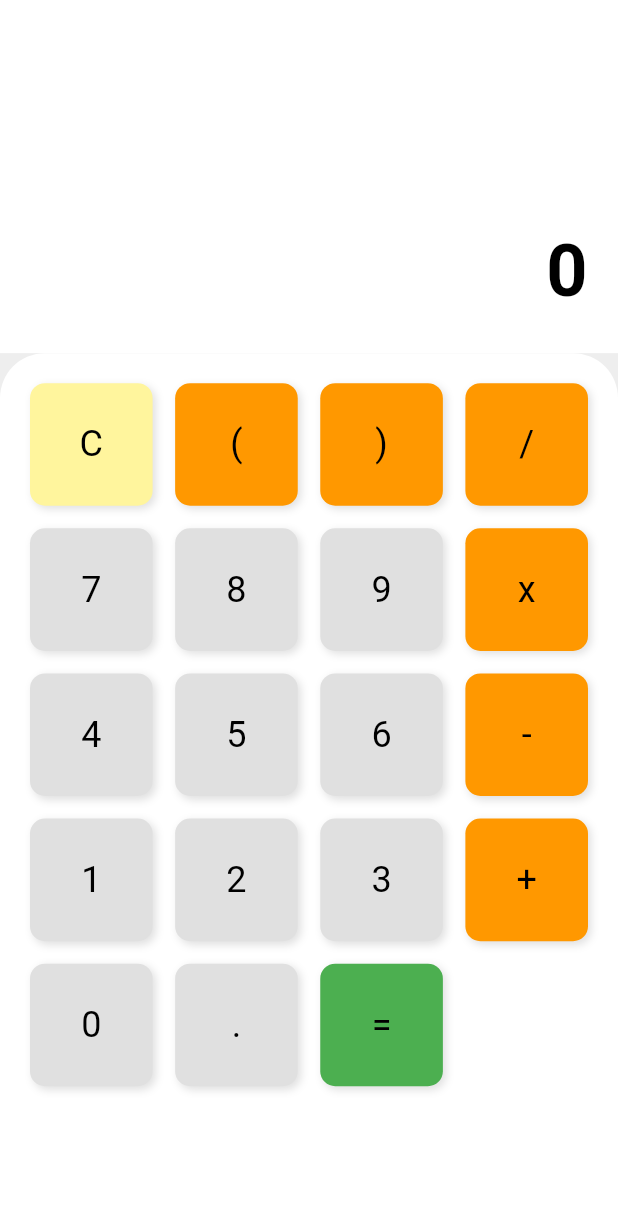
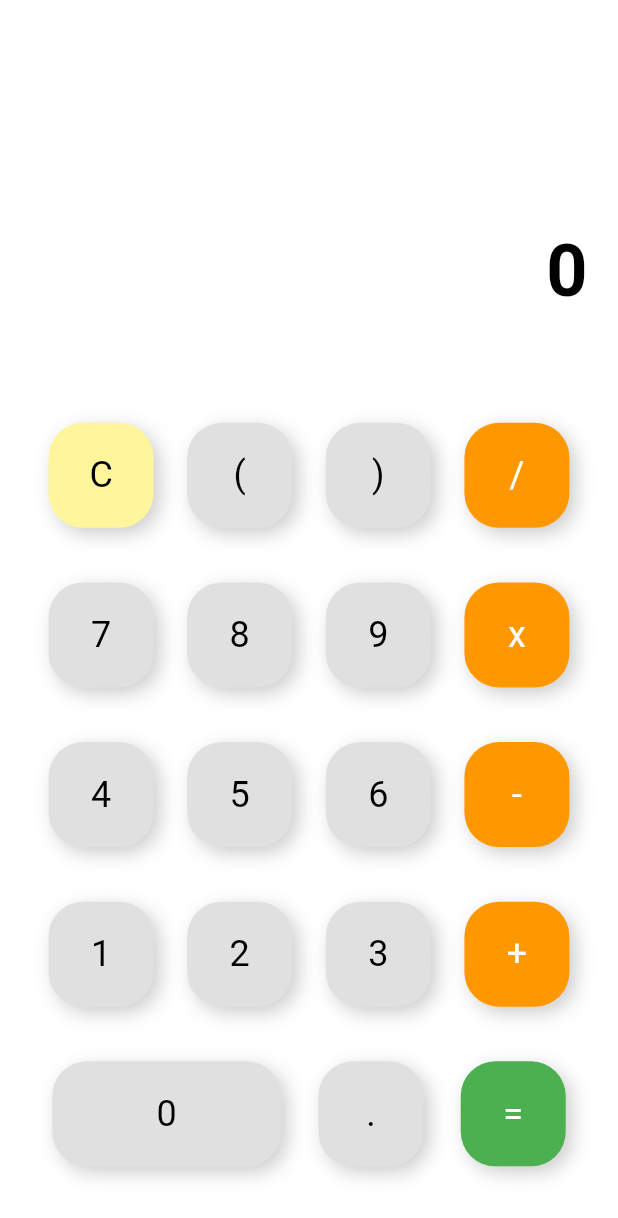
Before and after one commit to Rustamov-Javohir/calculator_app, a Flutter app: the screen it shows after launch, on a phone screen of 412 x 824 dp. Shown: the top 1218 px of the screen. Run offline on Flutter 3.47's test engine with Material 3 defaults, Android fonts, the phone set to English and light mode, and no system bars.

Commit message:
Update main.dart

```diff
--- a/lib/main.dart
+++ b/lib/main.dart
@@ -1,5 +1,5 @@
 import 'package:flutter/material.dart';
-import 'main_logic.dart'; // Import the logic file
+import 'main_logic.dart';
 
 void main() {
   runApp(const MyApp());
@@ -14,7 +14,7 @@ class MyApp extends StatelessWidget {
       debugShowCheckedModeBanner: false,
       title: 'Flutter Calculator',
       theme: ThemeData(primarySwatch: Colors.blue),
-      home: CalculatorLogic(), // Use CalculatorLogic as the root widget
+      home: CalculatorLogic(),
     );
   }
 }
@@ -36,7 +36,6 @@ class CalculatorUI extends StatelessWidget {
       body: SafeArea(
         child: Column(
           children: [
-            // Display Section
             Expanded(
               flex: 2,
               child: Container(
@@ -56,57 +55,123 @@ class CalculatorUI extends StatelessWidget {
                 ),
               ),
             ),
-            // Buttons Section
             Expanded(
               flex: 5,
               child: Container(
-                padding: const EdgeInsets.all(20),
+                padding: const EdgeInsets.all(10),
                 decoration: const BoxDecoration(
                   color: Colors.white,
-                  borderRadius: BorderRadius.only(
-                    topLeft: Radius.circular(30),
-                    topRight: Radius.circular(30),
                 ),
-                ),
-                child: GridView.count(
-                  crossAxisCount: 4,
-                  mainAxisSpacing: 15,
-                  crossAxisSpacing: 15,
+                child: Column(
+                  mainAxisAlignment: MainAxisAlignment.spaceEvenly,
                   children: [
-                    ...['C', '(', ')', '/'].map(
-                      (text) => CalculatorButton(
-                        text: text,
-                        color: text == 'C' ? Colors.yellow[200] : Colors.orange,
+                    Row(
+                      mainAxisAlignment: MainAxisAlignment.spaceEvenly,
+                      children: [
+                        CalculatorButton(
+                          text: 'C',
+                          color: Colors.yellow[200],
                           onPressed: onButtonPressed,
                         ),
-                    ),
-                    ...['7', '8', '9', 'x'].map(
-                      (text) => CalculatorButton(
-                        text: text,
-                        color: text == 'x' ? Colors.orange : Colors.grey[300],
+                        CalculatorButton(
+                          text: '(',
                           onPressed: onButtonPressed,
                         ),
-                    ),
-                    ...['4', '5', '6', '-'].map(
-                      (text) => CalculatorButton(
-                        text: text,
-                        color: text == '-' ? Colors.orange : Colors.grey[300],
+                        CalculatorButton(
+                          text: ')',
                           onPressed: onButtonPressed,
                         ),
-                    ),
-                    ...['1', '2', '3', '+'].map(
-                      (text) => CalculatorButton(
-                        text: text,
-                        color: text == '+' ? Colors.orange : Colors.grey[300],
+                        CalculatorButton(
+                          text: '/',
+                          color: Colors.orange,
                           onPressed: onButtonPressed,
                         ),
+                      ],
                     ),
-                    ...['0', '.', '='].map(
-                      (text) => CalculatorButton(
-                        text: text,
-                        color: text == '=' ? Colors.green : Colors.grey[300],
+                    Row(
+                      mainAxisAlignment: MainAxisAlignment.spaceEvenly,
+                      children: [
+                        CalculatorButton(
+                          text: '7',
                           onPressed: onButtonPressed,
                         ),
+                        CalculatorButton(
+                          text: '8',
+                          onPressed: onButtonPressed,
+                        ),
+                        CalculatorButton(
+                          text: '9',
+                          onPressed: onButtonPressed,
+                        ),
+                        CalculatorButton(
+                          text: 'x',
+                          color: Colors.orange,
+                          onPressed: onButtonPressed,
+                        ),
+                      ],
+                    ),
+                    Row(
+                      mainAxisAlignment: MainAxisAlignment.spaceEvenly,
+                      children: [
+                        CalculatorButton(
+                          text: '4',
+                          onPressed: onButtonPressed,
+                        ),
+                        CalculatorButton(
+                          text: '5',
+                          onPressed: onButtonPressed,
+                        ),
+                        CalculatorButton(
+                          text: '6',
+                          onPressed: onButtonPressed,
+                        ),
+                        CalculatorButton(
+                          text: '-',
+                          color: Colors.orange,
+                          onPressed: onButtonPressed,
+                        ),
+                      ],
+                    ),
+                    Row(
+                      mainAxisAlignment: MainAxisAlignment.spaceEvenly,
+                      children: [
+                        CalculatorButton(
+                          text: '1',
+                          onPressed: onButtonPressed,
+                        ),
+                        CalculatorButton(
+                          text: '2',
+                          onPressed: onButtonPressed,
+                        ),
+                        CalculatorButton(
+                          text: '3',
+                          onPressed: onButtonPressed,
+                        ),
+                        CalculatorButton(
+                          text: '+',
+                          color: Colors.orange,
+                          onPressed: onButtonPressed,
+                        ),
+                      ],
+                    ),
+                    Row(
+                      mainAxisAlignment: MainAxisAlignment.spaceEvenly,
+                      children: [
+                        CalculatorButton(
+                            text: '0',
+                            onPressed: onButtonPressed,
+                          ),
+
+                        CalculatorButton(
+                          text: '.',
+                          onPressed: onButtonPressed,
+                        ),
+                        CalculatorButton(
+                          text: '=',
+                          color: Colors.green,
+                          onPressed: onButtonPressed,
+                        ),
+                      ],
                     ),
                   ],
                 ),
@@ -159,33 +224,38 @@ class _CalculatorButtonState extends State<CalculatorButton> {
 
   @override
   Widget build(BuildContext context) {
+    bool isOrange = widget.color == Colors.orange || widget.color == Colors.green;
+
+    // Use a conditional width for the "0" button
+    double buttonWidth = widget.text == '0' ? MediaQuery.of(context).size.width / 2.7  : 70;
+
     return GestureDetector(
       onTapDown: _handleTapDown,
       onTapUp: _handleTapUp,
       onTapCancel: _handleTapCancel,
       child: AnimatedContainer(
         duration: const Duration(milliseconds: 100),
+        width: buttonWidth,  // Adjust width based on the button text
+        height: 70,
         decoration: BoxDecoration(
           color: _isPressed
               ? (widget.color ?? Colors.grey[300])!.withOpacity(0.7)
               : widget.color ?? Colors.grey[300],
-          borderRadius: BorderRadius.circular(10),
-          boxShadow: _isPressed
-              ? []
-              : const [
+          borderRadius: BorderRadius.circular(23),
+          boxShadow: [
             BoxShadow(
-                    color: Colors.black12,
-                    blurRadius: 4,
-                    offset: Offset(2, 2),
+              color: Colors.black.withOpacity(0.2),
+              blurRadius: 10,
+              offset: Offset(4, 4),
             ),
           ],
         ),
         child: Center(
           child: Text(
             widget.text,
-            style: const TextStyle(
+            style: TextStyle(
               fontSize: 24,
-              color: Colors.black,
+              color: isOrange ? Colors.white : Colors.black,
             ),
           ),
         ),
```
Lines whose indentation alone changed are shown as unchanged.
